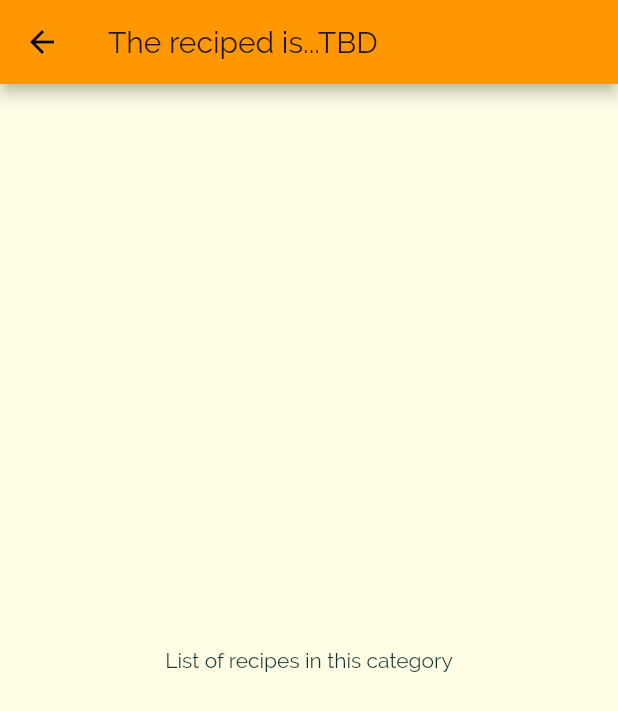
After one commit to ashishkarki/Flutter-MobileDev-Practice, a Flutter app: the screen it shows after launch, after a tap on "Italian", on a phone screen of 412 x 824 dp. The commit adds this screen. Shown: the top 711 px of the screen. Run offline on Flutter 3.47's test engine with Material 2 defaults, Android fonts, the phone set to English and light mode, and no system bars.

Commit message:
Meals app: started implementing category_meals_screen widget  and its transition from category_item widget

```diff
--- a/flutter_meals_selector/lib/constants.dart
+++ b/flutter_meals_selector/lib/constants.dart
@@ -2,6 +2,8 @@
 import 'package:flutter/material.dart';
 
 const APP_NAME_STRING = 'Deli Meals Selector';
+
+const CATEGORY_ITEM_BORDER_RADIUS = 25.0;
 
 final mainAppTextThemeObject = //Theme.of(context).textTheme.copyWith(
     ThemeData.light().textTheme.copyWith(
--- a/flutter_meals_selector/lib/widgets/category_item.dart
+++ b/flutter_meals_selector/lib/widgets/category_item.dart
@@ -1,4 +1,6 @@
 import 'package:flutter/material.dart';
+import 'package:flutter_meals_selector/constants.dart';
+import 'package:flutter_meals_selector/widgets/category_meals_screen.dart';
 
 class CategoryItemWidget extends StatelessWidget {
   final String title;
@@ -6,11 +8,23 @@ class CategoryItemWidget extends StatelessWidget {
 
   CategoryItemWidget(this.title, this.color);
 
+  void selectCategory(BuildContext ctx) {
+    Navigator.of(ctx).push(
+      MaterialPageRoute(
+        builder: (_) => CategoryMealsScreenWidget(),
+      ),
+    );
+  }
+
   @override
   Widget build(BuildContext context) {
     final themeCtx = Theme.of(context);
 
-    return Container(
+    return InkWell(
+      onTap: () => selectCategory(context),
+      splashColor: themeCtx.primaryColor,
+      borderRadius: BorderRadius.circular(CATEGORY_ITEM_BORDER_RADIUS),
+      child: Container(
         padding: const EdgeInsets.all(15),
         child: Text(
           title,
@@ -25,7 +39,8 @@ class CategoryItemWidget extends StatelessWidget {
             begin: Alignment.topLeft,
             end: Alignment.bottomRight,
           ),
-        borderRadius: BorderRadius.circular(25),
+          borderRadius: BorderRadius.circular(CATEGORY_ITEM_BORDER_RADIUS),
+        ),
       ),
     );
   }
--- /dev/null
+++ b/flutter_meals_selector/lib/widgets/category_meals_screen.dart
@@ -0,0 +1,15 @@
+import 'package:flutter/material.dart';
+
+class CategoryMealsScreenWidget extends StatelessWidget {
+  @override
+  Widget build(BuildContext context) {
+    return Scaffold(
+      appBar: AppBar(
+        title: Text('The reciped is...TBD'),
+      ),
+      body: Center(
+        child: Text('List of recipes in this category'),
+      ),
+    );
+  }
+}
```
Lines whose indentation alone changed are shown as unchanged.
